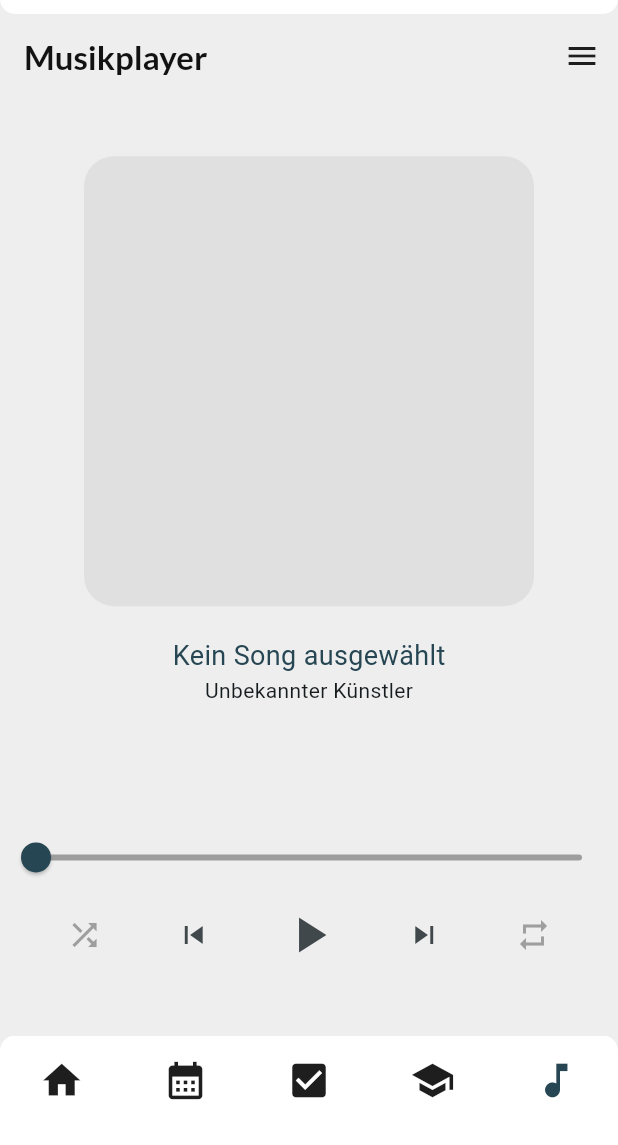
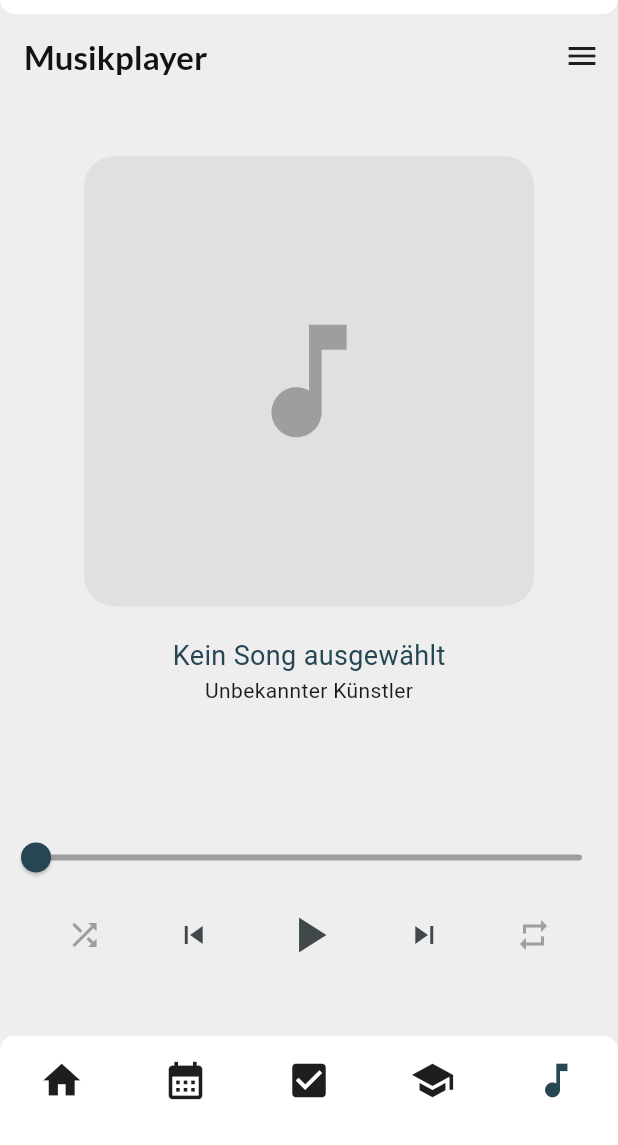
Before and after one commit to jannikmenzel/widgify, a Flutter app: the screen it shows after launch, item 5 of the bottom bar chosen, on a phone screen of 412 x 824 dp, the part 91-1236 px from its top. Run offline on Flutter 3.47's test engine with Material 3 defaults, Android fonts, the phone set to English and light mode, and no system bars; our stand-ins replace audioplayers, file_picker, google_fonts, shared_preferences; missing offline and left inert: metadata_god, webfeed.

Commit message:
implemented album cover functionality

```diff
--- a/lib/pages/main/music_player/music_player_page.dart
+++ b/lib/pages/main/music_player/music_player_page.dart
@@ -216,12 +216,31 @@ class _MusicPlayerPageState extends State<MusicPlayerPage> {
           Column(
             children: [
               Container(
-                height: 300,
+              height: 300,
                 width: 300,
                 decoration: BoxDecoration(
                   color: Colors.grey[300],
                   borderRadius: BorderRadius.circular(20),
+                  image: (_shuffledPlaylist.isNotEmpty &&
+                      _currentIndex >= 0 &&
+                      _currentIndex < _shuffledPlaylist.length &&
+                      _shuffledPlaylist[_currentIndex].coverImage != null)
+                      ? DecorationImage(
+                    image: MemoryImage(_shuffledPlaylist[_currentIndex].coverImage!),
+                    fit: BoxFit.cover,
+                  )
+                      : null,
                 ),
+                child: (_shuffledPlaylist.isEmpty ||
+                    _currentIndex < 0 ||
+                    _currentIndex >= _shuffledPlaylist.length ||
+                    _shuffledPlaylist[_currentIndex].coverImage == null)
+                    ? const Icon(
+                  Icons.music_note,
+                  size: 100,
+                  color: Colors.grey,
+                )
+                    : null,
               ),
               const SizedBox(height: 20),
               Text(
--- a/lib/pages/main/music_player/music_player_utils.dart
+++ b/lib/pages/main/music_player/music_player_utils.dart
@@ -1,4 +1,5 @@
 import 'dart:convert';
+import 'dart:typed_data';
 
 import 'package:shared_preferences/shared_preferences.dart';
 
@@ -6,11 +7,13 @@ class Song {
   final String title;
   final String artist;
   final String filePath;
+  final Uint8List? coverImage;
 
   Song({
     required this.title,
     required this.artist,
     required this.filePath,
+    this.coverImage,
   });
 
   Map<String, dynamic> toJson() {
@@ -18,6 +21,7 @@ class Song {
       'title': title,
       'artist': artist,
       'filePath': filePath,
+      'coverImage': coverImage != null ? base64Encode(coverImage!) : null,
     };
   }
 
@@ -26,6 +30,7 @@ class Song {
       title: json['title'],
       artist: json['artist'],
       filePath: json['filePath'],
+      coverImage: json['coverImage'] != null ? base64Decode(json['coverImage']) : null,
     );
   }
 }
```
Also changed, not shown: lib/pages/main/music_player/music_player_songview_page.dart (+10 -1 lines).
